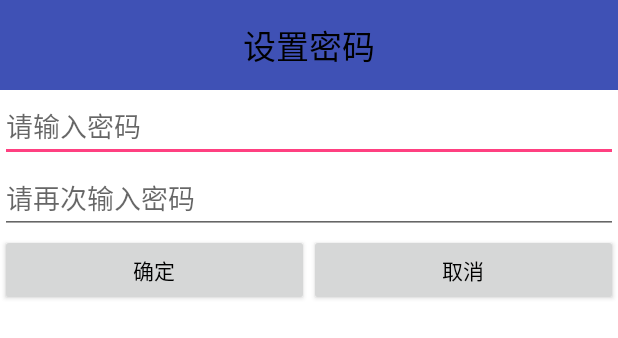
After one commit to wy6/MobileSafe, an Android app: the layout dialog_pw_setup.xml on its own in the app's theme, with its tools: preview values and no code run, on a phone screen of 412 x 824 dp. The commit adds this screen. Shown: the top 338 px of the screen. Run offline under Robolectric (Android 15) with nearby library versions, the phone set to English and light mode, and no system bars.

Commit message:
day02-对话框

```diff
--- a/app/build.gradle
+++ b/app/build.gradle
@@ -30,4 +30,6 @@ dependencies {
     compile 'com.android.support.constraint:constraint-layout:1.0.1'
     compile 'com.android.support:design:25.1.0'
     testCompile 'junit:junit:4.12'
+    compile 'cn.pedant.sweetalert:library:1.3'
+
 }
--- a/app/src/main/AndroidManifest.xml
+++ b/app/src/main/AndroidManifest.xml
@@ -1,11 +1,13 @@
 <?xml version="1.0" encoding="utf-8"?>
 <manifest xmlns:android="http://schemas.android.com/apk/res/android"
+    xmlns:tools="http://schemas.android.com/tools"
     package="com.epan.mobilesafe">
 
     <uses-permission android:name="android.permission.INTERNET" />
     <uses-permission android:name="android.permission.WRITE_EXTERNAL_STORAGE" />
 
     <application
+        tools:replace="android:icon,android:theme,android:allowBackup,android:label,android:supportsRtl"
         android:allowBackup="true"
         android:icon="@mipmap/ic_launcher"
         android:label="@string/app_name"
@@ -20,7 +22,8 @@
             </intent-filter>
         </activity>
         <activity android:name=".HomeActivity" />
-        <activity android:name=".SettingActivity"></activity>
+        <activity android:name=".SettingActivity" />
+        <activity android:name=".LostFindActivity"></activity>
     </application>
 
 </manifest>
--- /dev/null
+++ b/app/src/main/res/layout/dialog_pw_setup.xml
@@ -0,0 +1,56 @@
+<?xml version="1.0" encoding="utf-8"?>
+<LinearLayout xmlns:android="http://schemas.android.com/apk/res/android"
+    android:layout_width="match_parent"
+    android:layout_height="match_parent"
+    android:orientation="vertical"
+    android:background="#FFFFFF">
+
+    <TextView
+        android:layout_width="match_parent"
+        android:layout_height="60dp"
+        android:background="#3f51b5"
+        android:gravity="center"
+        android:text="设置密码"
+        android:textSize="22sp"
+        android:textColor="#000000"/>
+
+    <EditText
+        android:id="@+id/et_password"
+        android:layout_width="match_parent"
+        android:layout_height="wrap_content"
+        android:ems="10"
+        android:hint="请输入密码"
+        android:inputType="textPassword"
+        android:textColor="#000000" >
+    </EditText>
+
+    <EditText
+        android:id="@+id/et_password_confirm"
+        android:layout_width="match_parent"
+        android:layout_height="wrap_content"
+        android:ems="10"
+        android:hint="请再次输入密码"
+        android:inputType="textPassword"
+        android:textColor="#000000" />
+
+    <LinearLayout
+        android:layout_width="match_parent"
+        android:layout_height="wrap_content" >
+
+        <Button
+            android:id="@+id/ok"
+            android:layout_width="0dp"
+            android:layout_height="wrap_content"
+            android:layout_weight="1"
+            android:text="确定"
+            android:textColor="#000000" />
+
+        <Button
+            android:id="@+id/cancel"
+            android:layout_width="0dp"
+            android:layout_height="wrap_content"
+            android:layout_weight="1"
+            android:text="取消"
+            android:textColor="#000000" />
+    </LinearLayout>
+</LinearLayout>
```
Also changed, not shown: app/src/main/java/com/epan/mobilesafe/HomeActivity.java (+140 -10 lines), app/src/main/java/com/epan/mobilesafe/LostFindActivity.java (added, +13 -0 lines), app/src/main/java/com/epan/mobilesafe/untils/MD5Utils.java (added, +34 -0 lines), app/src/main/java/com/epan/mobilesafe/untils/StreamUtils.java (+4 -4 lines), app/src/main/res/layout/activity_lost_find.xml (added, +9 -0 lines), app/src/main/res/layout/dialog_pw_enter.xml (added, +81 -0 lines), app/src/main/res/mipmap-mdpi/pw_hide.png (added), app/src/main/res/mipmap-mdpi/pw_show.png (added), app/src/main/res/mipmap-mdpi/top_bar.png (added), app/src/main/res/mipmap-mdpi/top_ui.png (added).
